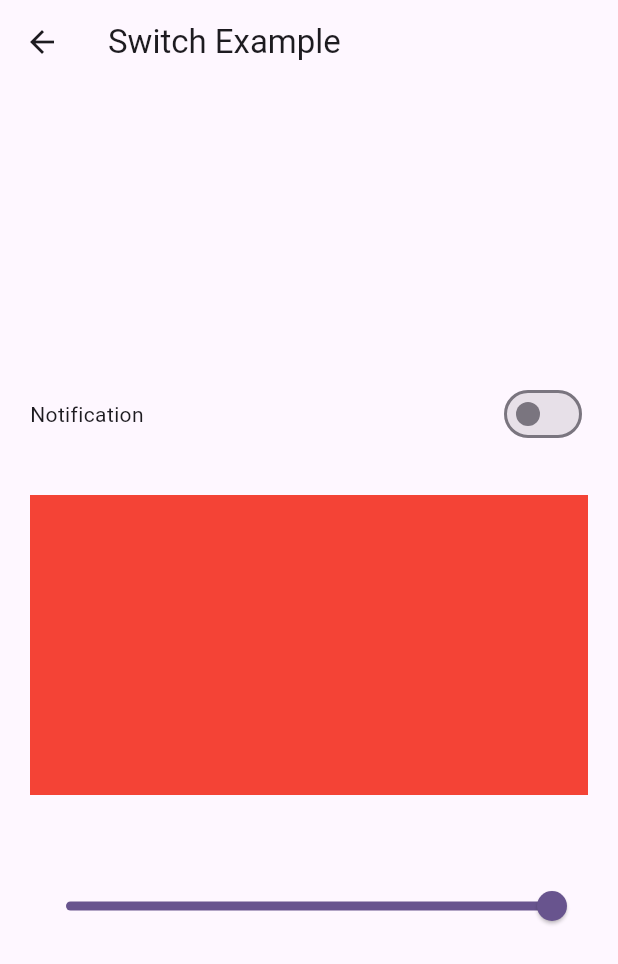
After one commit to premsingh01/bloc, a Flutter app: the screen it shows after launch, after a tap on "Switch Example", on a phone screen of 412 x 824 dp. The commit adds this screen. Shown: the top 964 px of the screen. Run offline on Flutter 3.47's test engine with Material 3 defaults, Android fonts, the light colour scheme and no system bars; our stand-ins replace bloc, equatable, flutter_bloc.

Commit message:
added switch and slider example

```diff
--- /dev/null
+++ b/lib/bloc/switch/switch_bloc.dart
@@ -0,0 +1,18 @@
+import 'package:bloc/bloc.dart';
+import 'package:bloc_study/bloc/switch/switch_event.dart';
+import 'package:bloc_study/bloc/switch/switch_state.dart';
+
+class SwitchBloc extends Bloc<SwitchEvent, SwitchState> {
+  SwitchBloc() : super(SwitchState()) {
+    on<EnableDisableSwitch>(_enableDisableSwitch);
+    on<SliderEvent>(_slider);
+  }
+
+  _enableDisableSwitch(EnableDisableSwitch event, Emitter<SwitchState> emit) {
+    emit(state.copyWith(isSwitch: !state.isSwitch));
+  }
+
+  _slider(SliderEvent event, Emitter<SwitchState> emit) {
+    emit(state.copyWith(slider: event.slider));
+  }
+}
--- /dev/null
+++ b/lib/bloc/switch/switch_event.dart
@@ -0,0 +1,15 @@
+import 'package:equatable/equatable.dart';
+
+class SwitchEvent extends Equatable {
+  const SwitchEvent();
+
+  @override
+  List<Object?> get props => [];
+}
+
+class EnableDisableSwitch extends SwitchEvent {}
+
+class SliderEvent extends SwitchEvent {
+  final double slider;
+  const SliderEvent({required this.slider});
+}
--- /dev/null
+++ b/lib/bloc/switch/switch_state.dart
@@ -0,0 +1,17 @@
+import 'package:equatable/equatable.dart';
+
+class SwitchState extends Equatable {
+  final bool isSwitch;
+  final double slider;
+  const SwitchState({this.isSwitch = false, this.slider = 1.0});
+
+  SwitchState copyWith({bool? isSwitch, double? slider}) {
+    return SwitchState(
+      isSwitch: isSwitch ?? this.isSwitch,
+      slider: slider ?? this.slider,
+      );
+  }
+
+  @override
+  List<Object?> get props => [isSwitch, slider];
+}
--- /dev/null
+++ b/lib/ui/dashboard.dart
@@ -0,0 +1,38 @@
+import 'package:bloc_study/ui/counter_screen.dart';
+import 'package:bloc_study/ui/switch_screen.dart';
+import 'package:flutter/material.dart';
+
+class Dashboard extends StatelessWidget {
+  const Dashboard({super.key});
+
+  @override
+  Widget build(BuildContext context) {
+    return Scaffold(
+      appBar: AppBar(title: const Text("Dashboard")),
+      body: SafeArea(
+        child: ListView(
+          children: [
+            ElevatedButton(
+              onPressed: () {
+                Navigator.of(
+                  context,
+                ).push(MaterialPageRoute(builder: (_) => CounterScreen()));
+              },
+              child: const Text("Counter Example"),
+            ),
+            const SizedBox(height: 16),
+            ElevatedButton(
+              onPressed: () {
+                Navigator.of(
+                  context,
+                ).push(MaterialPageRoute(builder: (_) => SwitchScreen()));
+              },
+              child: const Text("Switch Example"),
+            ),
+            const SizedBox(height: 16),
+          ],
+        ),
+      ),
+    );
+  }
+}
--- /dev/null
+++ b/lib/ui/switch_screen.dart
@@ -0,0 +1,63 @@
+import 'package:bloc_study/bloc/switch/switch_bloc.dart';
+import 'package:bloc_study/bloc/switch/switch_event.dart';
+import 'package:bloc_study/bloc/switch/switch_state.dart';
+import 'package:flutter/material.dart';
+import 'package:flutter_bloc/flutter_bloc.dart';
+
+class SwitchScreen extends StatelessWidget {
+  const SwitchScreen({super.key});
+
+  @override
+  Widget build(BuildContext context) {
+    return Scaffold(
+      appBar: AppBar(title: const Text("Switch Example")),
+      body: Padding(
+        padding: const EdgeInsets.symmetric(horizontal: 20),
+        child: Column(
+          mainAxisAlignment: MainAxisAlignment.center,
+          crossAxisAlignment: CrossAxisAlignment.center,
+          children: [
+            Row(
+              mainAxisAlignment: MainAxisAlignment.spaceBetween,
+              children: [
+                const Text("Notification"),
+                BlocBuilder<SwitchBloc, SwitchState>(
+                  buildWhen: (previous, current) => previous.isSwitch != current.isSwitch,
+                  builder: (context, state) {
+                    return Switch(
+                      value: state.isSwitch,
+                      onChanged: (newValue) {
+                        context.read<SwitchBloc>().add(EnableDisableSwitch());
+                        // print(newValue);
+                      },
+                    );
+                  },
+                ),
+              ],
+            ),
+            const SizedBox(height: 30),
+            BlocBuilder<SwitchBloc, SwitchState>(
+              buildWhen: (previous, current) => previous.slider != current.slider,
+              builder: (context, state) {
+                return Container(height: 200, color: Colors.red.withOpacity(state.slider));
+              }
+            ),
+            const SizedBox(height: 50),
+            BlocBuilder<SwitchBloc, SwitchState>(
+              buildWhen: (previous, current) => previous.slider != current.slider,
+              builder: (context, state) {
+                return Slider(
+                  value: state.slider,
+                  onChanged: (value) {
+                    context.read<SwitchBloc>().add(SliderEvent(slider: value));
+                    // print("Slider:${value}");
+                  },
+                );
+              },
+            ),
+          ],
+        ),
+      ),
+    );
+  }
+}
```
Also changed, not shown: lib/main.dart (+12 -107 lines), 8 other files.
